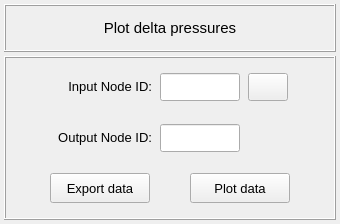
open-pulse/OpenPulse, file pulse/interface/data/ui_files/plots/results/acoustic/get_acoustic_delta_pressures.ui: the form before one commit.
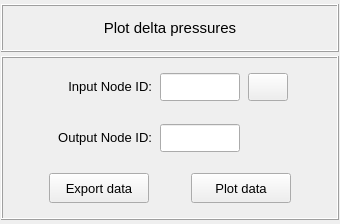
The form after the commit. Icons and pictures are not drawn.

What changed in the file:
```diff
--- a/pulse/interface/data/ui_files/plots/results/acoustic/get_acoustic_delta_pressures.ui
+++ b/pulse/interface/data/ui_files/plots/results/acoustic/get_acoustic_delta_pressures.ui
@@ -27,13 +27,13 @@
   </property>
   <layout class="QGridLayout" name="gridLayout">
    <property name="leftMargin">
-    <number>4</number>
+    <number>1</number>
    </property>
    <property name="topMargin">
     <number>4</number>
    </property>
    <property name="rightMargin">
-    <number>4</number>
+    <number>1</number>
    </property>
    <property name="bottomMargin">
     <number>4</number>
```
